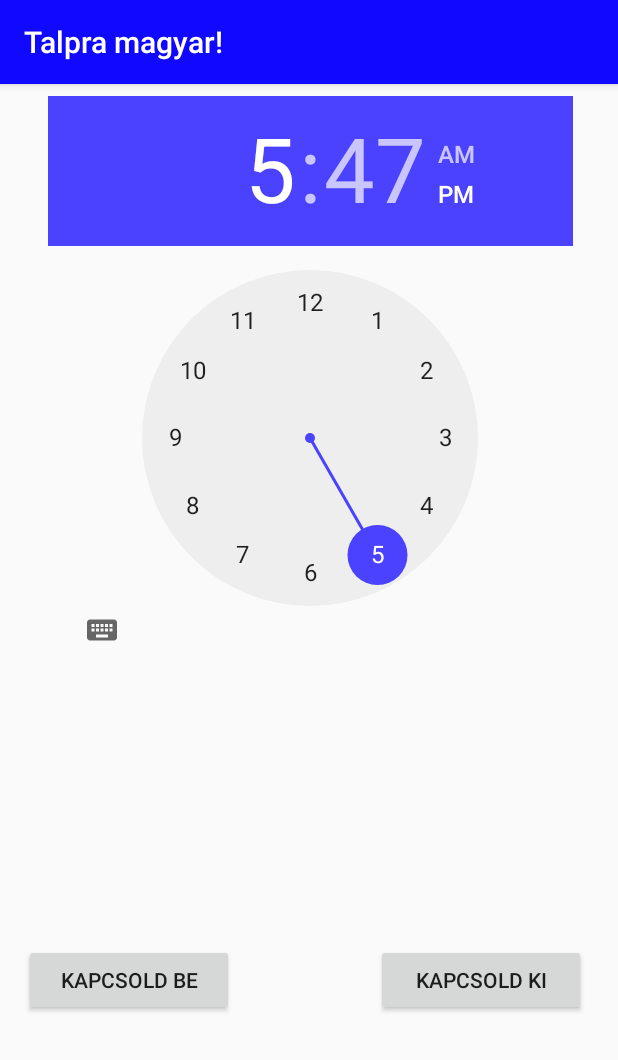
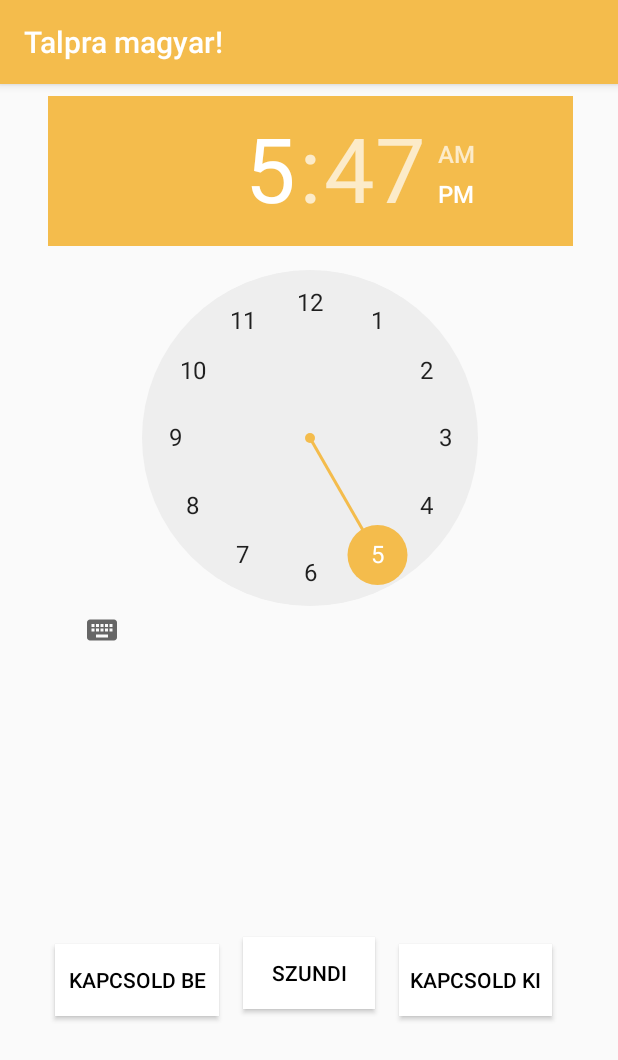
Before and after one commit to whatDayIsToday/Ebreszto_V10-master, an Android app: the screen it shows after launch (MainActivity), on a phone screen of 412 x 824 dp. Shown: the top 1060 px of the screen. Run offline under Robolectric (Android 15) with nearby library versions, the phone set to English and light mode, and no system bars.

Commit message:
Szundi gomb felhelyezve: - a másik gombokhoz a kötés megvan - színe megvan
 probléma lépett fel: AndroidManifest.xml 8. sorában

!! Kód nincs hozzá megírva !!
ID: snooze

```diff
--- a/app/src/main/res/layout/activity_main.xml
+++ b/app/src/main/res/layout/activity_main.xml
@@ -2,11 +2,12 @@
 <android.support.constraint.ConstraintLayout xmlns:android="http://schemas.android.com/apk/res/android"
     xmlns:app="http://schemas.android.com/apk/res-auto"
     xmlns:tools="http://schemas.android.com/tools"
+    android:id="@+id/Snooze"
     android:layout_width="match_parent"
     android:layout_height="match_parent"
     tools:context="com.example.BET.EbresztoOra.bet.example.BET.EbresztoOra.MainActivity"
-    tools:layout_editor_absoluteY="81dp"
-    tools:layout_editor_absoluteX="0dp">
+    tools:layout_editor_absoluteX="0dp"
+    tools:layout_editor_absoluteY="81dp">
 
     <TimePicker
         android:id="@+id/alarmTimePicker"
@@ -24,37 +25,45 @@
 
     <Button
         android:id="@+id/start_alarm"
-        android:layout_width="140dp"
+        android:layout_width="109dp"
         android:layout_height="wrap_content"
         android:layout_alignParentStart="true"
         android:layout_alignParentLeft="true"
         android:layout_marginLeft="16dp"
         android:layout_marginTop="8dp"
+        android:layout_marginEnd="16dp"
+        android:layout_marginRight="16dp"
         android:layout_marginBottom="8dp"
         android:onClick="startTimer"
         android:text="Kapcsold be"
+        android:background="@android:color/white"
+        android:textColor="@android:color/black"
         app:layout_constraintBottom_toBottomOf="parent"
+        app:layout_constraintEnd_toStartOf="@+id/snooze"
         app:layout_constraintLeft_toLeftOf="parent"
         app:layout_constraintTop_toBottomOf="@+id/alarmText"
         app:layout_constraintVertical_bias="0.517" />
 
     <Button
         android:id="@+id/stop_alarm"
-        android:layout_width="140dp"
+        android:layout_width="102dp"
         android:layout_height="wrap_content"
         android:layout_alignParentEnd="true"
-
         android:layout_alignParentRight="true"
-        android:layout_marginLeft="8dp"
+        android:layout_marginStart="16dp"
+        android:layout_marginLeft="16dp"
         android:layout_marginTop="8dp"
         android:layout_marginRight="16dp"
         android:layout_marginBottom="8dp"
+        android:background="@android:color/white"
         android:onClick="cancelTimer"
         android:text="Kapcsold ki"
+        android:textColor="@android:color/black"
         app:layout_constraintBottom_toBottomOf="parent"
         app:layout_constraintHorizontal_bias="0.943"
         app:layout_constraintLeft_toRightOf="@+id/start_alarm"
         app:layout_constraintRight_toRightOf="parent"
+        app:layout_constraintStart_toEndOf="@+id/snooze"
         app:layout_constraintTop_toBottomOf="@+id/alarmText"
         app:layout_constraintVertical_bias="0.517" />
 
@@ -73,5 +82,20 @@
         app:layout_constraintRight_toRightOf="parent"
         app:layout_constraintTop_toBottomOf="@+id/alarmTimePicker" />
 
+    <Button
+        android:id="@+id/snooze"
+        android:layout_width="wrap_content"
+        android:layout_height="48dp"
+        android:layout_marginTop="8dp"
+        android:layout_marginBottom="8dp"
+        android:background="@android:color/white"
+        android:text="Szundi"
+        android:textColor="@android:color/black"
+        app:layout_constraintBottom_toBottomOf="parent"
+        app:layout_constraintTop_toBottomOf="@+id/alarmText"
+        app:layout_constraintLeft_toLeftOf="parent"
+        app:layout_constraintRight_toRightOf="parent"
+        tools:layout_editor_absoluteX="159dp" />
+
 
 </android.support.constraint.ConstraintLayout>
--- a/app/src/main/res/values/colors.xml
+++ b/app/src/main/res/values/colors.xml
@@ -1,6 +1,8 @@
 <?xml version="1.0" encoding="utf-8"?>
 <resources>
-    <color name="colorPrimary">#1008ff</color>
-    <color name="colorPrimaryDark">#ffc800</color>
-    <color name="colorAccent">#4b42ff</color>
+    <color name="colorPrimary">#f4bc4c</color>
+    <color name="colorPrimaryDark">#ff0011</color>
+    <color name="colorAccent">#f4bc4c</color>
+    <color name="black">#000000</color>
+    <color name="white">#ffffff</color>
 </resources>
```
